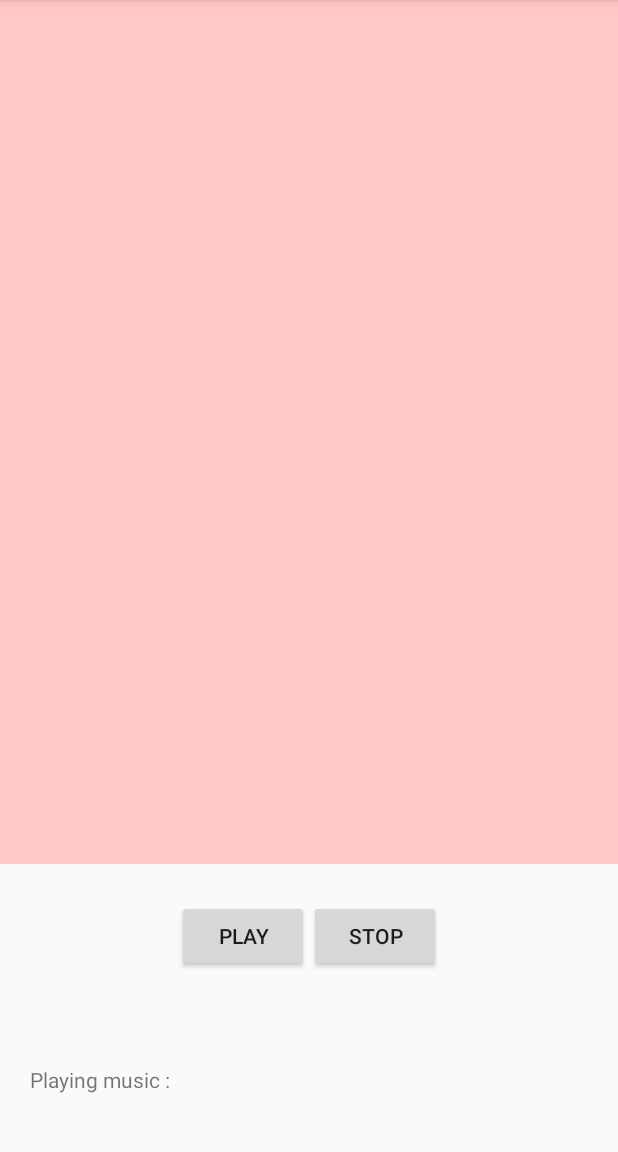
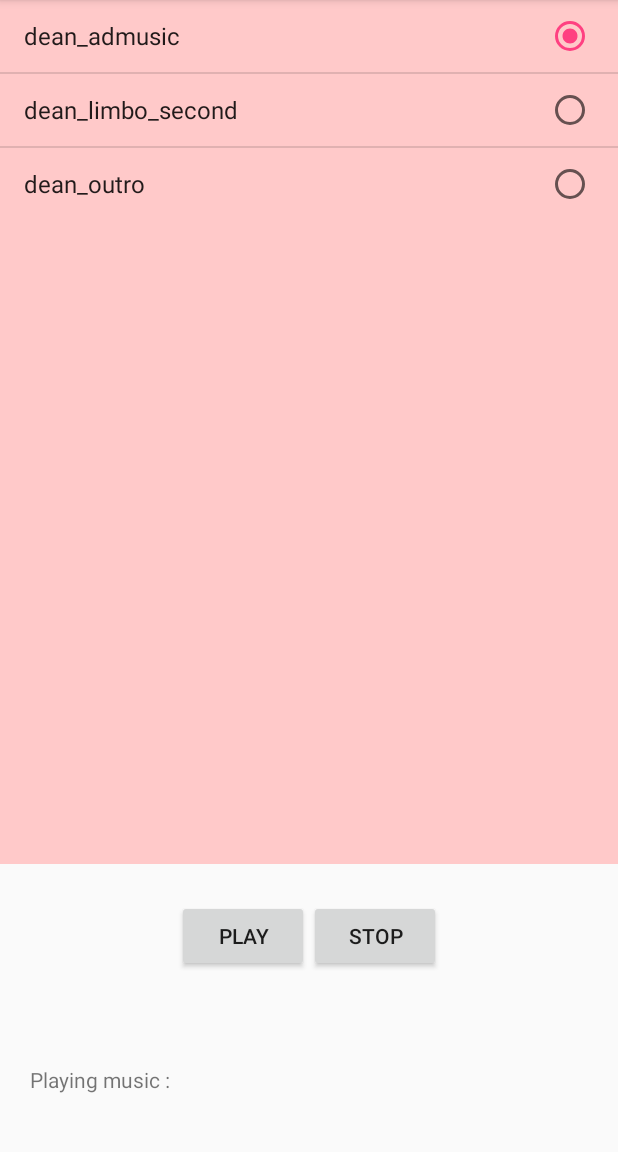
Before and after one commit to kKn00077/AudioList, an Android app: the screen it shows after launch (MainActivity), on a phone screen of 412 x 824 dp, the part 84-1236 px from its top. Run offline under Robolectric (Android 15) with nearby library versions, the phone set to English and light mode, and no system bars.

Commit message:
#2 reference widget

```diff
--- a/AudioList/app/src/main/java/kn0077/kr/hs/emirim/audiolist/MainActivity.java
+++ b/AudioList/app/src/main/java/kn0077/kr/hs/emirim/audiolist/MainActivity.java
@@ -2,12 +2,34 @@ package kn0077.kr.hs.emirim.audiolist;
 
 import android.support.v7.app.AppCompatActivity;
 import android.os.Bundle;
+import android.widget.Adapter;
+import android.widget.ArrayAdapter;
+import android.widget.Button;
+import android.widget.ListView;
+import android.widget.ProgressBar;
+import android.widget.TextView;
+
+import java.util.ArrayList;
 
 public class MainActivity extends AppCompatActivity {
+    ListView list;
+    Button butPlay, butStop;
+    TextView textMusic;
+    ProgressBar progress;
+    String[] musics={"dean_admusic","dean_limbo_second","dean_outro"};
 
     @Override
     protected void onCreate(Bundle savedInstanceState) {
         super.onCreate(savedInstanceState);
         setContentView(R.layout.activity_main);
+        list=(ListView)findViewById(R.id.list_music);
+        butPlay=(Button)findViewById(R.id.but_play);
+        butStop=(Button)findViewById(R.id.but_stop);
+        textMusic=(TextView)findViewById(R.id.text_music);
+        progress=(ProgressBar)findViewById(R.id.progress_music);
+        ArrayAdapter<String> adapter=new ArrayAdapter<String>(this,android.R.layout.simple_list_item_single_choice,musics);
+        list.setAdapter(adapter);
+        list.setChoiceMode(ListView.CHOICE_MODE_SINGLE);
+        list.setItemChecked(0,true);
     }
 }
```
